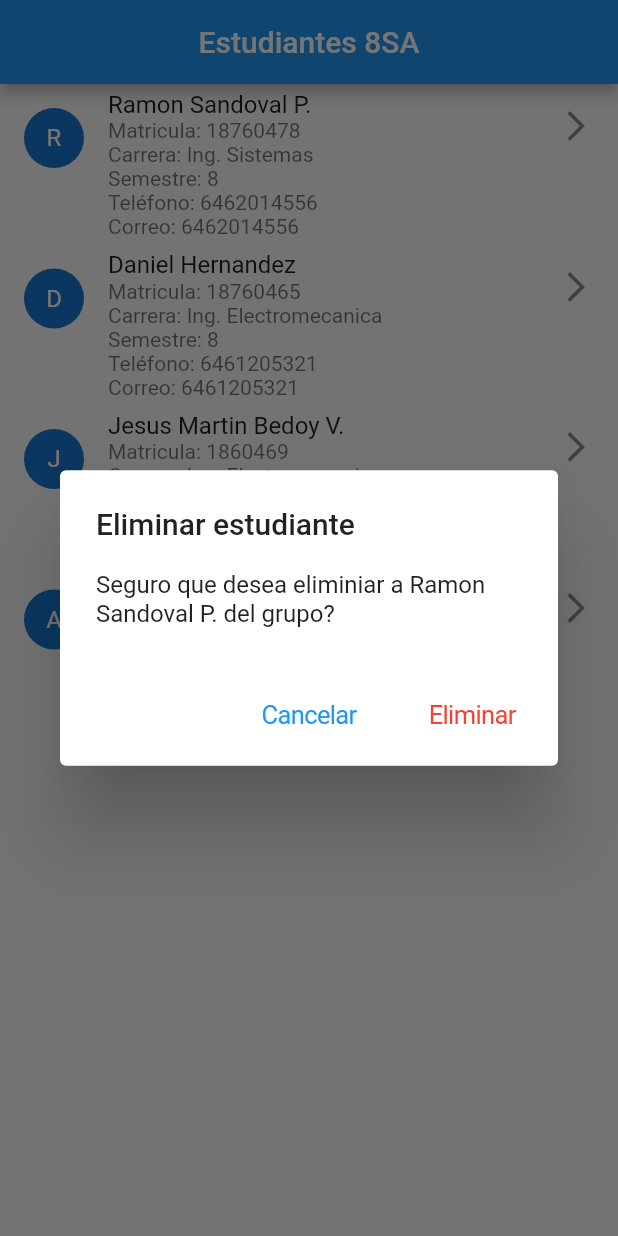
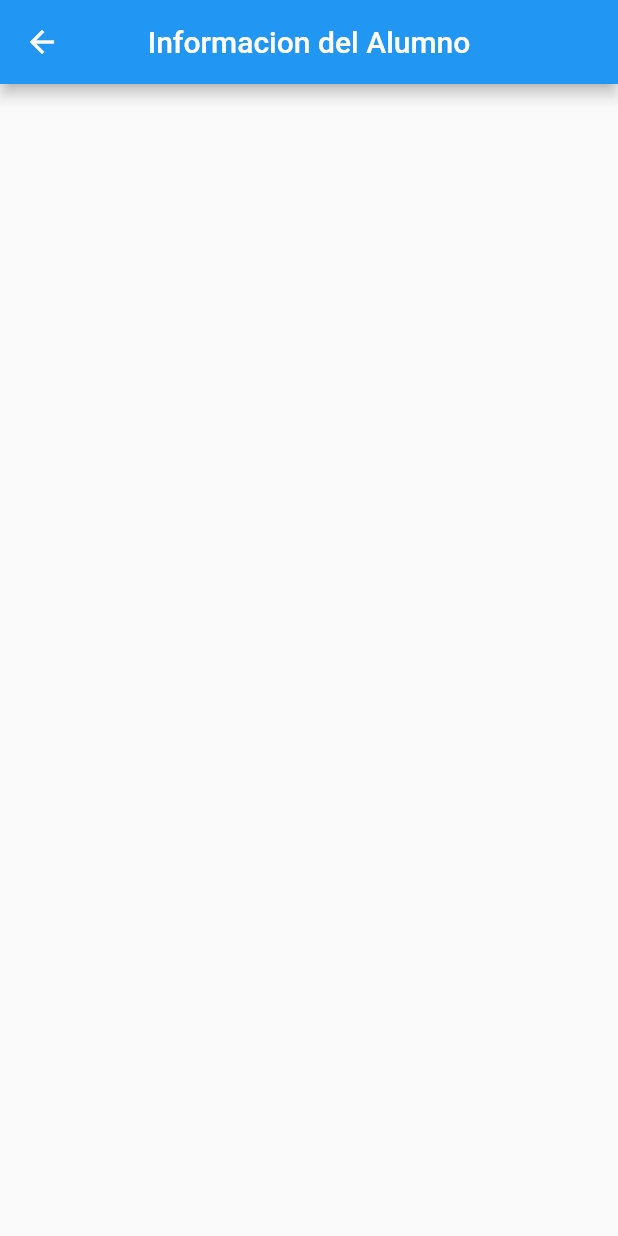
Before and after one commit to RamonSandoval/laboratorio13, a Flutter app: the screen it shows after launch, after a tap on an icon or button, on a phone screen of 412 x 824 dp. Run offline on Flutter 3.47's test engine with Material 2 defaults, Android fonts, the phone set to English and light mode, and no system bars.

Commit message:
Cambios generales

```diff
--- /dev/null
+++ b/lib/info.dart
@@ -0,0 +1,20 @@
+import 'package:flutter/material.dart';
+
+class StudentInfo extends StatefulWidget {
+  const StudentInfo({Key? key}) : super(key: key);
+
+  @override
+  State<StudentInfo> createState() => _StudentInfoState();
+}
+
+class _StudentInfoState extends State<StudentInfo> {
+  @override
+  Widget build(BuildContext context) {
+    return Scaffold(
+      appBar: AppBar(
+        title: Text('Informacion del Alumno'),
+        centerTitle: true,
+      ),
+    );
+  }
+}
--- a/lib/main.dart
+++ b/lib/main.dart
@@ -1,5 +1,7 @@
 import 'package:flutter/cupertino.dart';
 import 'package:flutter/material.dart';
+
+import 'info.dart';
 
 void main() => runApp(MyApp());
 
@@ -30,33 +32,23 @@ class _MyAppState extends State<MyApp> {
           title: const Text('Estudiantes 8SA'),
           centerTitle: true,
         ),
-        body: ListView.builder(
+        body: Padding(
+          padding: const EdgeInsets.only(top: 10, left: 10, right: 10),
+          child: ListView.builder(
               itemCount: _estudiantes.length,
               itemBuilder: (context, index) {
                 return ListTile(
                   onTap: () {
-                  this._borrarEstudiante(context, _estudiantes[index]);
+                    Navigator.push(context,
+                        MaterialPageRoute(builder: (context) => StudentInfo()));
                   },
                   title: Text(_estudiantes[index].name),
-                subtitle: Text('Matricula: ' +
-                    _estudiantes[index].matricula +
-                    '\n' +
-                    'Carrera: ' +
-                    _estudiantes[index].career +
-                    '\n' +
-                    'Semestre: ' +
-                    _estudiantes[index].semester +
-                    '\n' +
-                    'Teléfono: ' +
-                    _estudiantes[index].phone +
-                    '\n' +
-                    'Correo: ' +
-                    _estudiantes[index].phone),
                   leading: CircleAvatar(
                       child: Text(_estudiantes[index].name.substring(0, 1))),
                   trailing: Icon(Icons.arrow_forward_ios),
                 );
               }),
+        ),
       ),
     );
   }
```
Also changed, not shown: 1 other file. Lines whose indentation alone changed are shown as unchanged.
